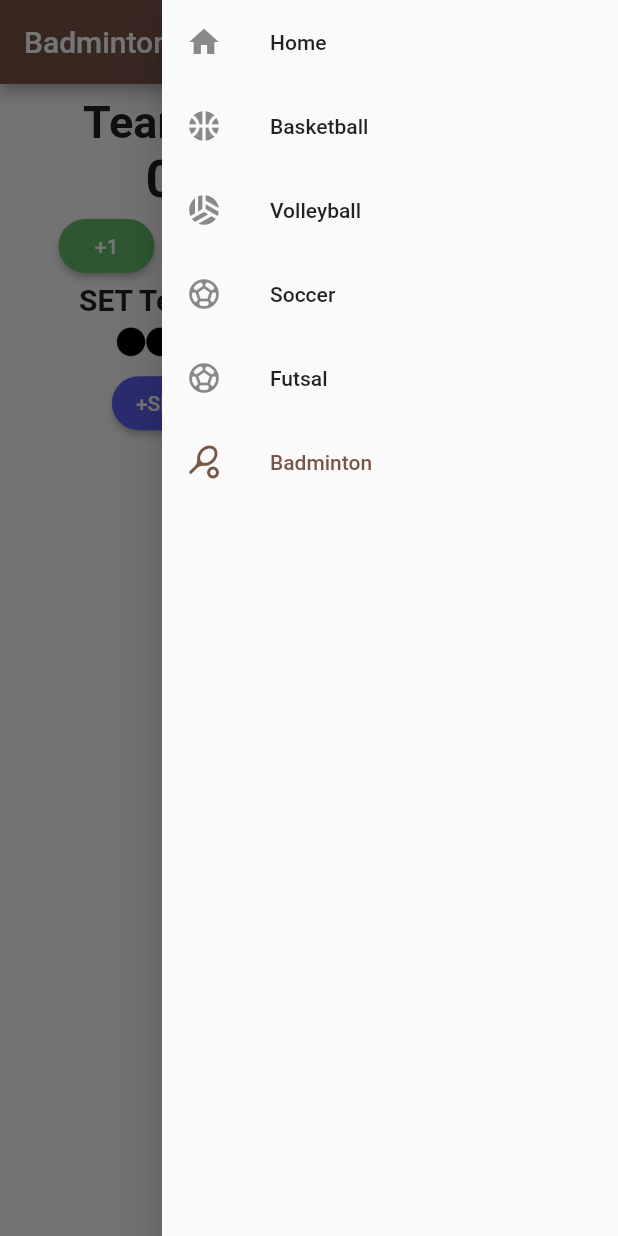
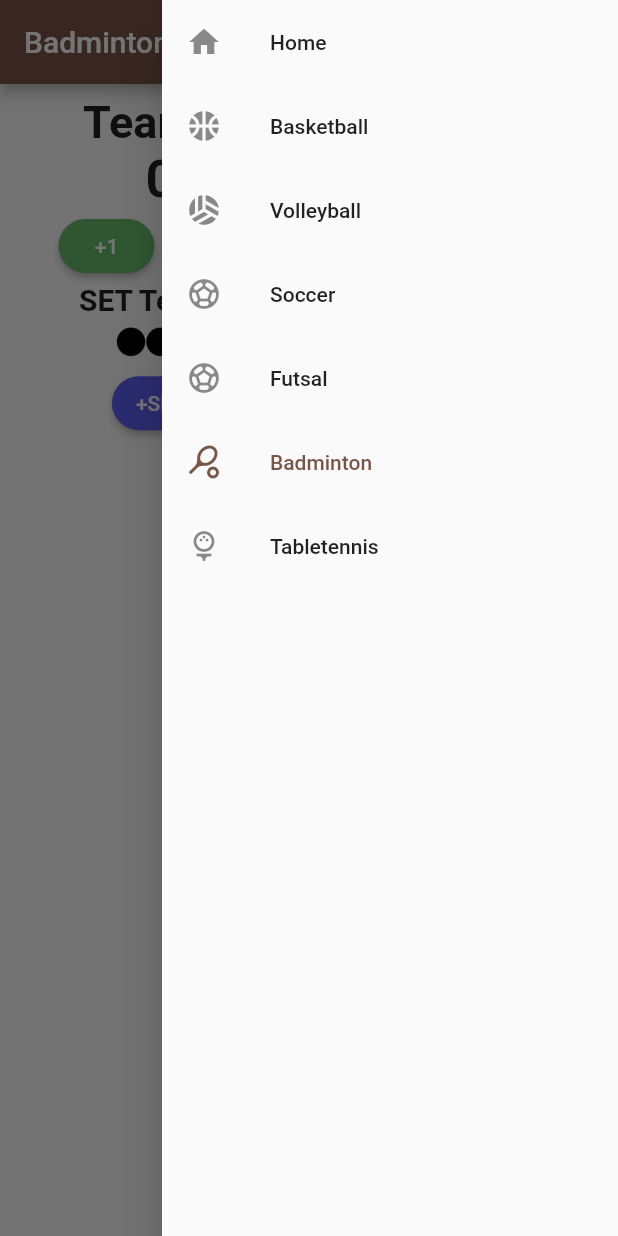
Before and after one commit to Methapon2001/rmutl-scoreboard, a Flutter app: the BadmintonPage screen opened directly, with the side drawer open, on a phone screen of 412 x 824 dp. Run offline on Flutter 3.47's test engine with Material 2 defaults, Android fonts, the phone set to English and light mode, and no system bars.

Commit message:
added tabletennis page

```diff
--- a/lib/main.dart
+++ b/lib/main.dart
@@ -16,6 +16,9 @@ import 'package:scoreboard/models/futsal/quarter.dart';
 import 'package:scoreboard/models/badminton/score.dart';
 import 'package:scoreboard/models/badminton/set.dart';
 import 'package:scoreboard/models/badminton/quarter.dart';
+import 'package:scoreboard/models/tabletennis/score.dart';
+import 'package:scoreboard/models/tabletennis/set.dart';
+import 'package:scoreboard/models/tabletennis/quarter.dart';
 
 void main() {
   runApp(const MyApp());
@@ -43,6 +46,9 @@ class MyApp extends StatelessWidget {
         ListenableProvider(create: (_) => ScoreBadminton()),
         ListenableProvider(create: (_) => SetBadminton()),
         ListenableProvider(create: (_) => QuarterBadminton()),
+        ListenableProvider(create: (_) => ScoreTabletennis()),
+        ListenableProvider(create: (_) => SetTabletennis()),
+        ListenableProvider(create: (_) => QuarterTabletennis()),
       ],
       child: MaterialApp(
         debugShowCheckedModeBanner: false,
--- /dev/null
+++ b/lib/models/tabletennis/quarter.dart
@@ -0,0 +1,7 @@
+import 'package:scoreboard/models/quarter.dart';
+
+class QuarterTabletennis extends Quarter {
+  QuarterTabletennis(){
+    maxQuarter = 3;
+  }
+}
--- /dev/null
+++ b/lib/models/tabletennis/score.dart
@@ -0,0 +1,3 @@
+import 'package:scoreboard/models/score.dart';
+
+class ScoreTabletennis extends Score {}
--- /dev/null
+++ b/lib/models/tabletennis/set.dart
@@ -0,0 +1,7 @@
+import 'package:scoreboard/models/set.dart';
+
+class SetTabletennis extends Set {
+  SetTabletennis(){
+    maxSet = 2;
+  }
+}
--- a/lib/widgets/button_quarter.dart
+++ b/lib/widgets/button_quarter.dart
@@ -4,6 +4,7 @@ import 'package:scoreboard/models/volleyball/quarter.dart';
 import 'package:scoreboard/models/soccer/quarter.dart';
 import 'package:scoreboard/models/futsal/quarter.dart';
 import 'package:scoreboard/models/badminton/quarter.dart';
+import 'package:scoreboard/models/tabletennis/quarter.dart';
 import 'package:provider/provider.dart';
 
 class ButtonQuarter extends StatefulWidget {
@@ -41,6 +42,9 @@ class _ButtonQuarterState extends State<ButtonQuarter> {
               if (widget.sport == 5) {
                 context.read<QuarterBadminton>().update();
               }
+              if (widget.sport == 6) {
+                context.read<QuarterTabletennis>().update();
+              }
             },
             child: widget.sport == 1
                 ? Text(
@@ -67,7 +71,12 @@ class _ButtonQuarterState extends State<ButtonQuarter> {
                                     '${context.watch<QuarterBadminton>().getQuarter}',
                                     style: const TextStyle(fontSize: 30),
                                   )
-                                : widget)
+                                : widget.sport == 6
+                                    ? Text(
+                                        '${context.watch<QuarterTabletennis>().getQuarter}',
+                                        style: const TextStyle(fontSize: 30),
+                                      )
+                                    : widget)
       ],
     );
   }
--- a/lib/widgets/button_set.dart
+++ b/lib/widgets/button_set.dart
@@ -2,6 +2,7 @@ import 'package:flutter/material.dart';
 import 'package:provider/provider.dart';
 import 'package:scoreboard/models/volleyball/set.dart';
 import 'package:scoreboard/models/badminton/set.dart';
+import 'package:scoreboard/models/tabletennis/set.dart';
 
 class ButtonSet extends StatefulWidget {
   const ButtonSet({Key? key, required this.sport, required this.team})
@@ -76,7 +77,16 @@ class _ButtonSetState extends State<ButtonSet> {
                               : 0],
                     ],
                   )
-                : widget,
+                : widget.sport == 6
+                ? Row(
+                    children: [
+                      image[widget.team == 1
+                          ? context.watch<SetTabletennis>().getSetTeam1
+                          : widget.team == 2
+                              ? context.watch<SetTabletennis>().getSetTeam2
+                              : 0],
+                    ],
+                  ): widget,
         ElevatedButton(
             style: ElevatedButton.styleFrom(
               foregroundColor: Colors.white,
@@ -91,6 +101,9 @@ class _ButtonSetState extends State<ButtonSet> {
               if (widget.sport == 5) {
                 context.read<SetBadminton>().update(widget.team);
               }
+              if (widget.sport == 6) {
+                context.read<SetTabletennis>().update(widget.team);
+              }
             },
             child: const Text("+SET")),
       ],
--- a/lib/widgets/menu.dart
+++ b/lib/widgets/menu.dart
@@ -5,6 +5,7 @@ import 'package:scoreboard/views/basketball.dart';
 import 'package:scoreboard/views/soccer.dart';
 import 'package:scoreboard/views/futsal.dart';
 import 'package:scoreboard/views/badminton.dart';
+import 'package:scoreboard/views/tabletennis.dart';
 
 class MenuDrawer extends StatefulWidget {
   const MenuDrawer({Key? key, required this.index}) : super(key: key);
@@ -100,6 +101,19 @@ class _MenuDrawerState extends State<MenuDrawer> {
               );
             },
           ),
+          ListTile(
+            leading: const Icon(Icons.sports_golf),
+            title: const Text('Tabletennis'),
+            selected: widget.index == 6,
+            onTap: () {
+              Navigator.pushReplacement(
+                context,
+                MaterialPageRoute(
+                  builder: (context) => const Tabletennis(),
+                ),
+              );
+            },
+          ),
         ],
       ),
     );
```
Also changed, not shown: lib/views/tabletennis.dart (added, +74 -0 lines), lib/widgets/button_score.dart (+7 -0 lines).
